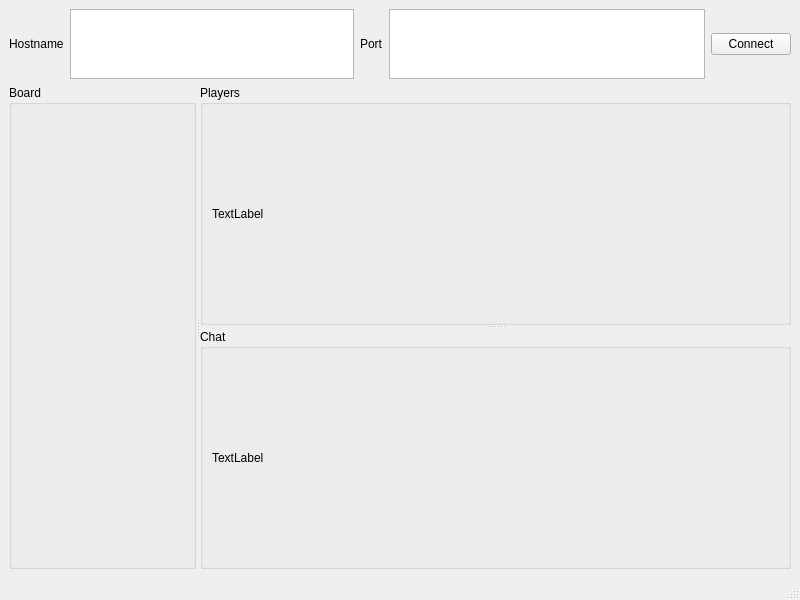
The window that gui_client/gui.ui (rlepigre/tin171) describes before a commit, drawn with Qt 5.
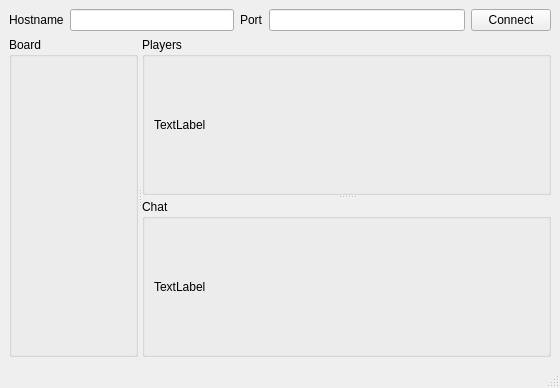
The same window after the commit.

Diff of the .ui file:
```diff
--- a/gui_client/gui.ui
+++ b/gui_client/gui.ui
@@ -6,8 +6,8 @@
    <rect>
     <x>0</x>
     <y>0</y>
-    <width>800</width>
-    <height>600</height>
+    <width>560</width>
+    <height>388</height>
    </rect>
   </property>
   <property name="windowTitle">
@@ -27,20 +27,7 @@
          </widget>
         </item>
         <item>
-         <widget class="QPlainTextEdit" name="txtHostname">
-          <property name="sizePolicy">
-           <sizepolicy hsizetype="Expanding" vsizetype="Expanding">
-            <horstretch>0</horstretch>
-            <verstretch>0</verstretch>
-           </sizepolicy>
-          </property>
-          <property name="maximumSize">
-           <size>
-            <width>16777215</width>
-            <height>70</height>
-           </size>
-          </property>
-         </widget>
+         <widget class="QLineEdit" name="txtHostname"/>
         </item>
        </layout>
       </item>
@@ -54,20 +41,7 @@
          </widget>
         </item>
         <item>
-         <widget class="QPlainTextEdit" name="txtPort">
-          <property name="sizePolicy">
-           <sizepolicy hsizetype="Expanding" vsizetype="Expanding">
-            <horstretch>0</horstretch>
-            <verstretch>0</verstretch>
-           </sizepolicy>
-          </property>
-          <property name="maximumSize">
-           <size>
-            <width>16777215</width>
-            <height>70</height>
-           </size>
-          </property>
-         </widget>
+         <widget class="QLineEdit" name="txtPort"/>
         </item>
        </layout>
       </item>
```
Left out of the diff: 2 changed lines with no effect on the pictures.
